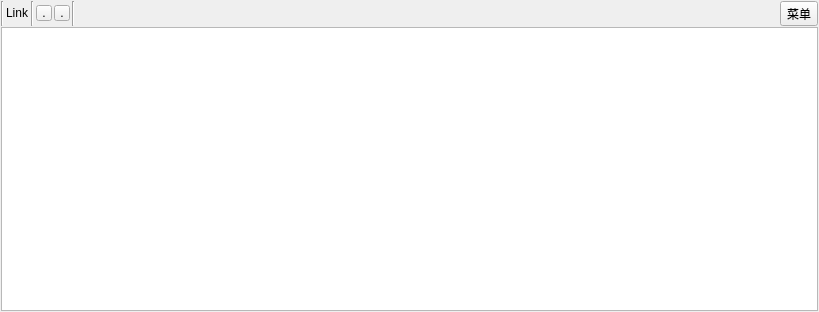
Before: the Qt Designer form qtxtreader.ui in guangmingwan/rs97-txtReader, drawn with Qt 5.
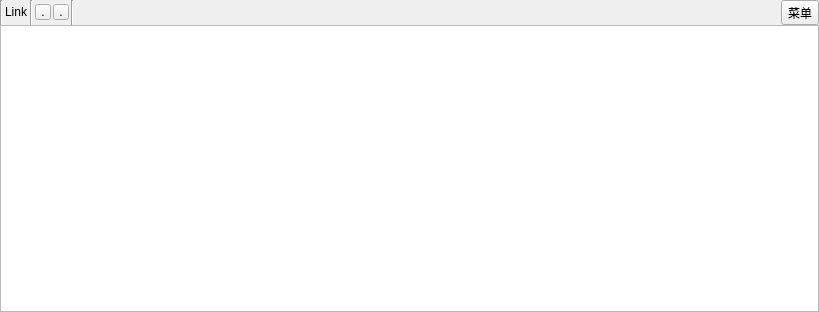
After: the same form once the commit is applied. Custom widgets are drawn as their Qt base class.

Commit message: keymap for rs97

What changed in the file:
```diff
--- a/qtxtreader.ui
+++ b/qtxtreader.ui
@@ -15,19 +15,19 @@
   </property>
   <layout class="QVBoxLayout" name="verticalLayout">
    <property name="spacing">
-    <number>1</number>
+    <number>0</number>
    </property>
    <property name="leftMargin">
-    <number>1</number>
+    <number>0</number>
    </property>
    <property name="topMargin">
-    <number>1</number>
+    <number>0</number>
    </property>
    <property name="rightMargin">
-    <number>1</number>
+    <number>0</number>
    </property>
    <property name="bottomMargin">
-    <number>1</number>
+    <number>0</number>
    </property>
    <item>
     <widget class="QWidget" name="f_toolbar" native="true">
```
Left out of the diff: 2 changed lines with no effect on the pictures. The commit also changes 1 other file.
